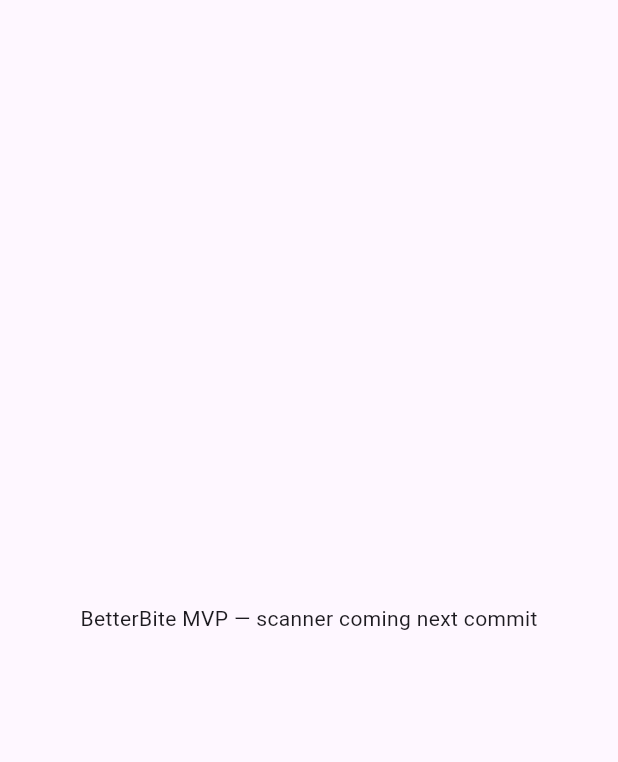
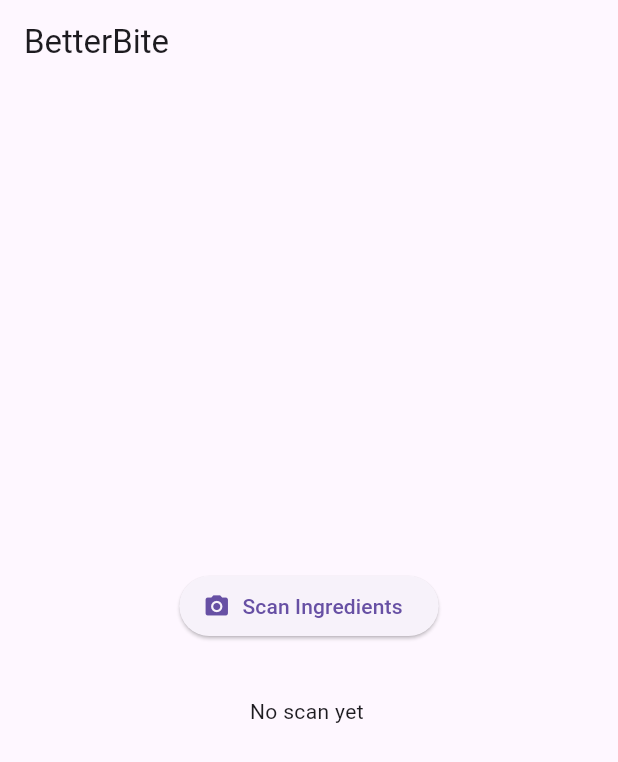
Before and after one commit to FO6X/betterbite_mvp, a Flutter app: the screen it shows after launch, on a phone screen of 412 x 824 dp. Shown: the top 762 px of the screen. Run offline on Flutter 3.47's test engine with Material 3 defaults, Android fonts, the phone set to English and light mode, and no system bars; our stand-ins replace image_picker; missing offline and left inert: google_mlkit_text_recognition.

Commit message:
Update main.dart

```diff
--- a/lib/main.dart
+++ b/lib/main.dart
@@ -1,17 +1,55 @@
 import 'package:flutter/material.dart';
+import 'scanner_service.dart';
 
 void main() => runApp(const BetterBiteApp());
 
 class BetterBiteApp extends StatelessWidget {
   const BetterBiteApp({super.key});
-
   @override
   Widget build(BuildContext context) {
     return MaterialApp(
       title: 'BetterBite MVP',
       theme: ThemeData(primarySwatch: Colors.green),
-      home: const Scaffold(
-        body: Center(child: Text('BetterBite MVP — scanner coming next commit')),
+      home: const HomeScreen(),
+    );
+  }
+}
+
+class HomeScreen extends StatefulWidget {
+  const HomeScreen({super.key});
+  @override
+  State<HomeScreen> createState() => _HomeScreenState();
+}
+
+class _HomeScreenState extends State<HomeScreen> {
+  String result = '';
+  final ScannerService _scanner = ScannerService();
+
+  void _scan() async {
+    final text = await _scanner.scanImage();
+    setState(() => result = text);
+  }
+
+  @override
+  Widget build(BuildContext context) {
+    return Scaffold(
+      appBar: AppBar(title: const Text('BetterBite')),
+      body: Center(
+        child: Column(
+          mainAxisAlignment: MainAxisAlignment.center,
+          children: [
+            ElevatedButton.icon(
+              icon: const Icon(Icons.camera_alt),
+              label: const Text('Scan Ingredients'),
+              onPressed: _scan,
+            ),
+            const SizedBox(height: 20),
+            Padding(
+              padding: const EdgeInsets.all(16),
+              child: SelectableText(result.isEmpty ? 'No scan yet' : result),
+            ),
+          ],
+        ),
       ),
     );
   }
```
